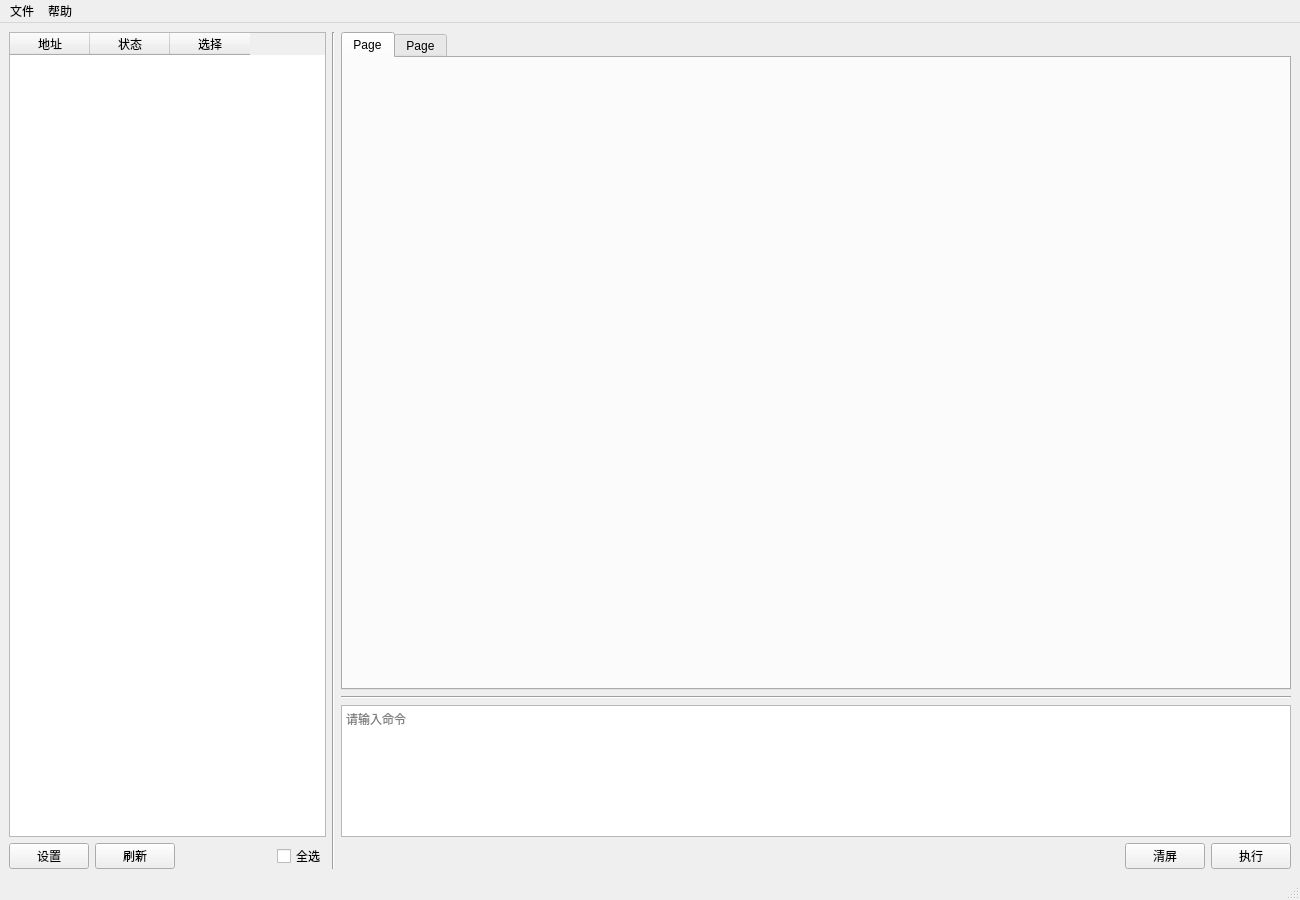
Above: ui/MainWindow.ui from LiushuiXiaoxia/bssh before the change. Below: the same form after it.
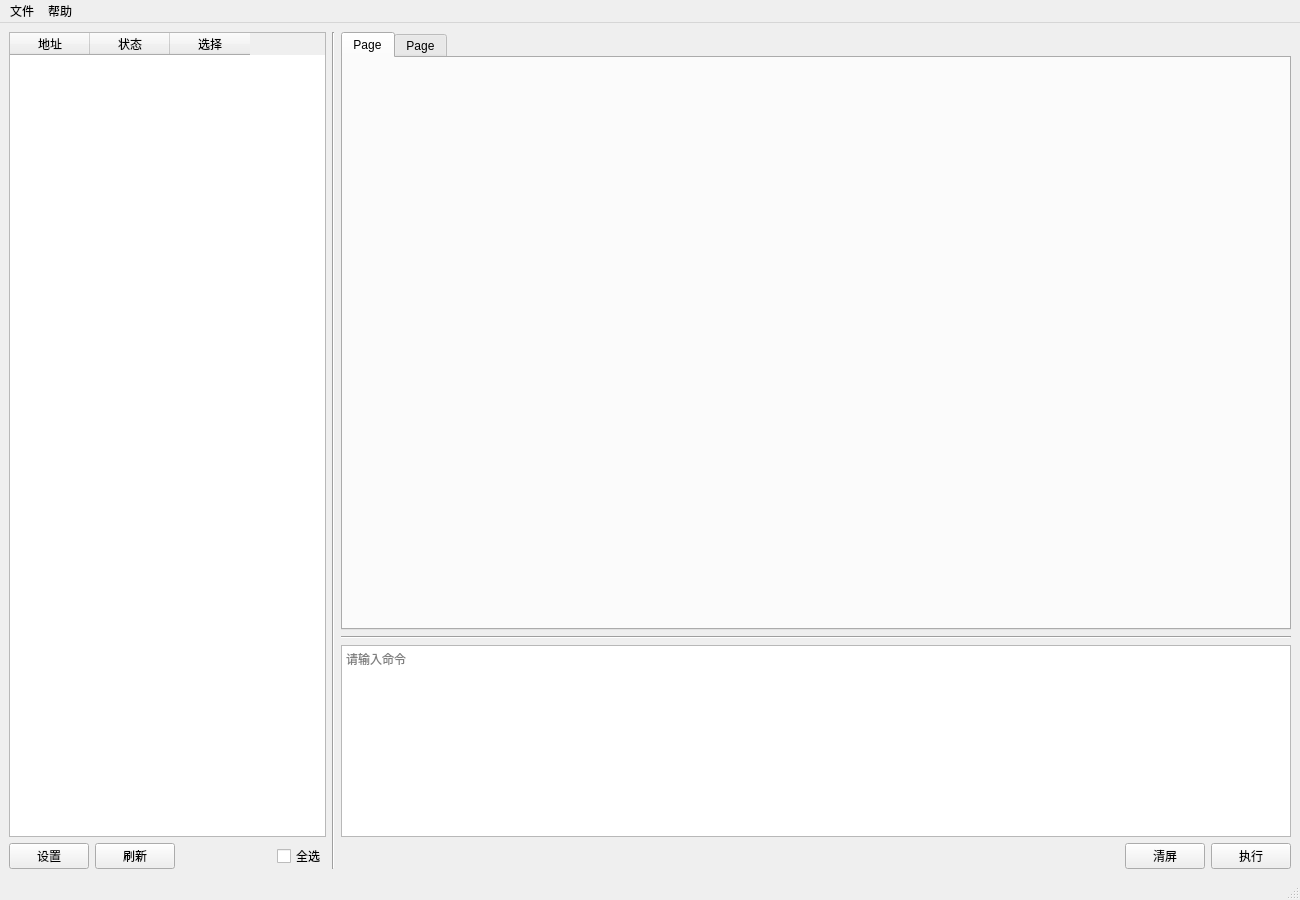
That is the form after the change.

Commit message: font size

```diff
--- a/ui/MainWindow.ui
+++ b/ui/MainWindow.ui
@@ -110,7 +110,7 @@
        </widget>
       </item>
       <item>
-       <layout class="QVBoxLayout" name="verticalLayout" stretch="5,0,1,0">
+       <layout class="QVBoxLayout" name="verticalLayout" stretch="5,0,0,0">
         <item>
          <widget class="QTabWidget" name="tabOutput">
           <property name="tabPosition">
```
The commit also changes 2 other files.
